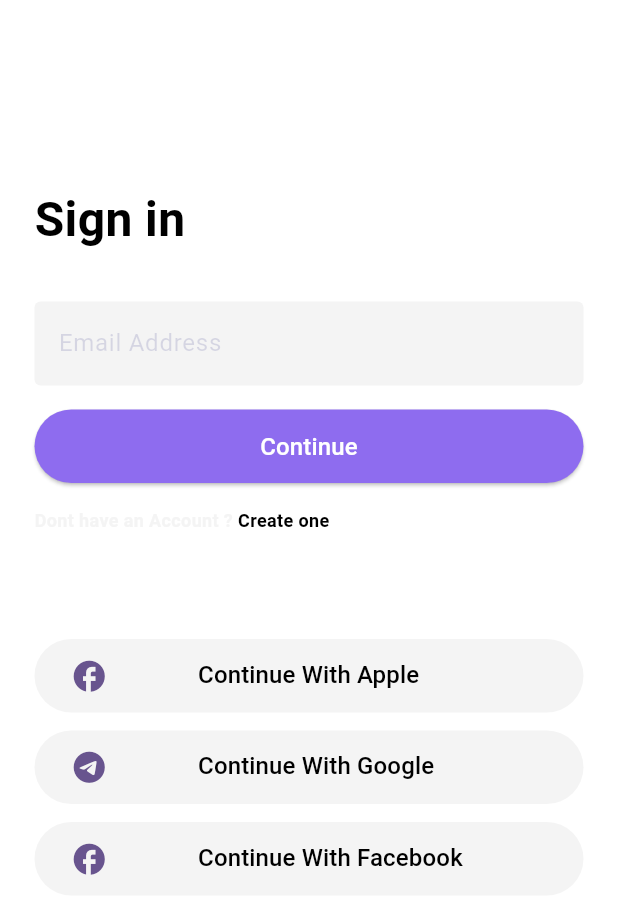
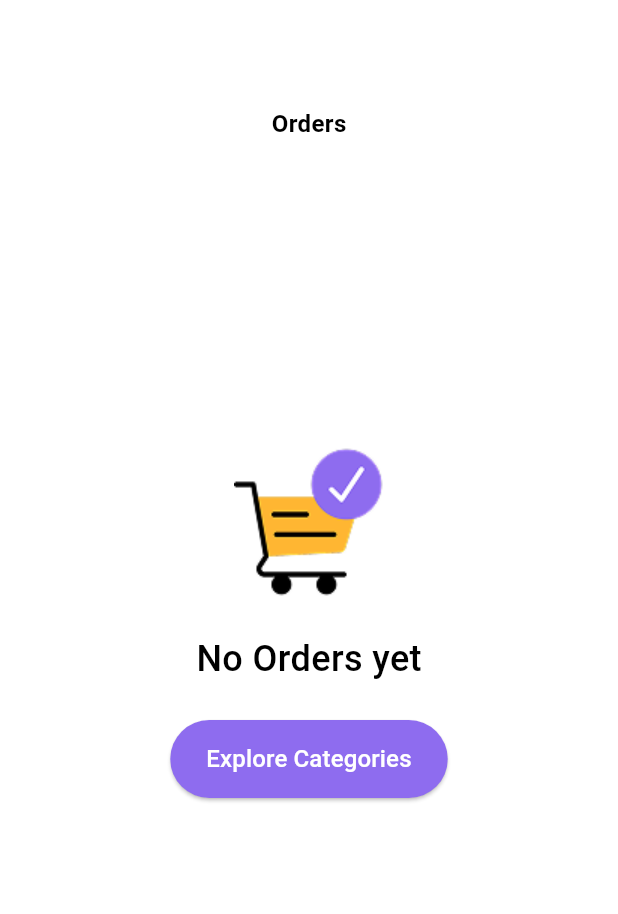
Before and after one commit to rasulovbekmurod7770-hue/Ecommerce_mobile_app, a Flutter app: the screen it shows after launch, on a phone screen of 412 x 824 dp. Shown: the top 914 px of the screen. Run offline on Flutter 3.47's test engine with Material 3 defaults, Android fonts, the phone set to English and light mode, and no system bars.

Commit message:
new pages added

```diff
--- a/lib/core/constants/app_colors.dart
+++ b/lib/core/constants/app_colors.dart
@@ -1,8 +1,11 @@
 import 'package:flutter/animation.dart';
+import 'package:flutter/material.dart';
 
 class AppColors {
 
   static const primaryColor = Color(0xFF8E6CEF);
   static const secondaryColor = Color(0xFFF4F4F4);
+  static const backgroundLight = Colors.white;
+  static const colorBlack = Colors.black;
 
 }
--- /dev/null
+++ b/lib/features/orders/pages/no_orders_screen.dart
@@ -0,0 +1,36 @@
+import 'package:clothing_app_ui/core/constants/app_colors.dart';
+import 'package:clothing_app_ui/features/auth/widgets/main_button.dart';
+import 'package:clothing_app_ui/features/home/pages/home_page.dart';
+import 'package:flutter/material.dart';
+
+class NoOrdersScreen extends StatelessWidget {
+  const NoOrdersScreen({super.key});
+
+  @override
+  Widget build(BuildContext context) {
+    return Scaffold(
+      backgroundColor: AppColors.backgroundLight,
+      body: Center(
+        child: Column(
+          children: [
+            const SizedBox(height: 71),
+            Text(
+              "Orders",
+              style: TextStyle(
+                fontSize: 16,
+                fontWeight: .w700,
+                color: AppColors.colorBlack,
+              ),
+            ),
+            const SizedBox(height: 204,),
+            Image(image: AssetImage("assets/images/check-out 1.png")),
+            const SizedBox(height: 24,),
+            Text("No Orders yet", style: TextStyle(fontSize: 24, fontWeight: .w500, color: AppColors.colorBlack),),
+            const SizedBox(height: 24,),
+            MainButton(text: "Explore Categories", height: 52, width: 185, page: HomePage())
+          ],
+        ),
+      ),
+    );;
+  }
+}
--- a/lib/main.dart
+++ b/lib/main.dart
@@ -1,5 +1,10 @@
 import 'package:clothing_app_ui/features/auth/pages/sign_in_page.dart';
+import 'package:clothing_app_ui/features/home/pages/Hoodies_page.dart';
+import 'package:clothing_app_ui/features/home/pages/categories.dart';
 import 'package:clothing_app_ui/features/home/pages/home_page.dart';
+import 'package:clothing_app_ui/features/notifications/pages/no_notification_screen.dart';
+import 'package:clothing_app_ui/features/notifications/pages/notification_exist_page.dart';
+import 'package:clothing_app_ui/features/orders/pages/no_orders_screen.dart';
 
 import 'package:flutter/material.dart';
 
@@ -34,7 +39,7 @@ class MyApp extends StatelessWidget {
         colorScheme: .fromSeed(seedColor: Colors.deepPurple),
       ),
       debugShowCheckedModeBanner: false,
-      home: SignInPage()
+      home:NoOrdersScreen()
     );
   }
 }
```
Also changed, not shown: lib/features/home/pages/Hoodies_page.dart (+69 -7 lines), lib/features/notifications/pages/no_notification_screen.dart (added, +36 -0 lines), lib/features/notifications/pages/notification_exist_page.dart (added, +42 -0 lines), assets/images/bell.png (added), assets/images/check-out 1.png (added), lib/core/theme/check-out 1.png (added).
